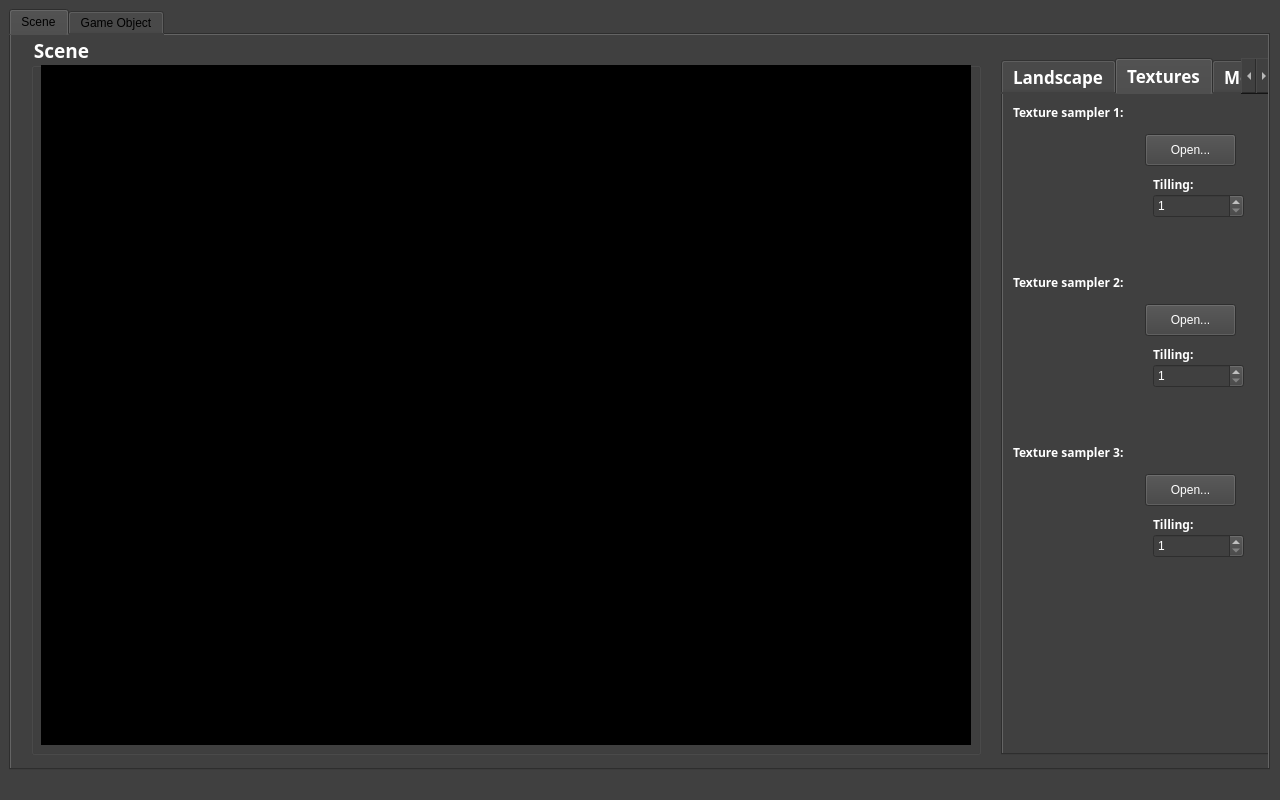
Qt form ie3D-EMap/Forms/CMainWindow.ui (codeoneclick/ie3D) before a commit.
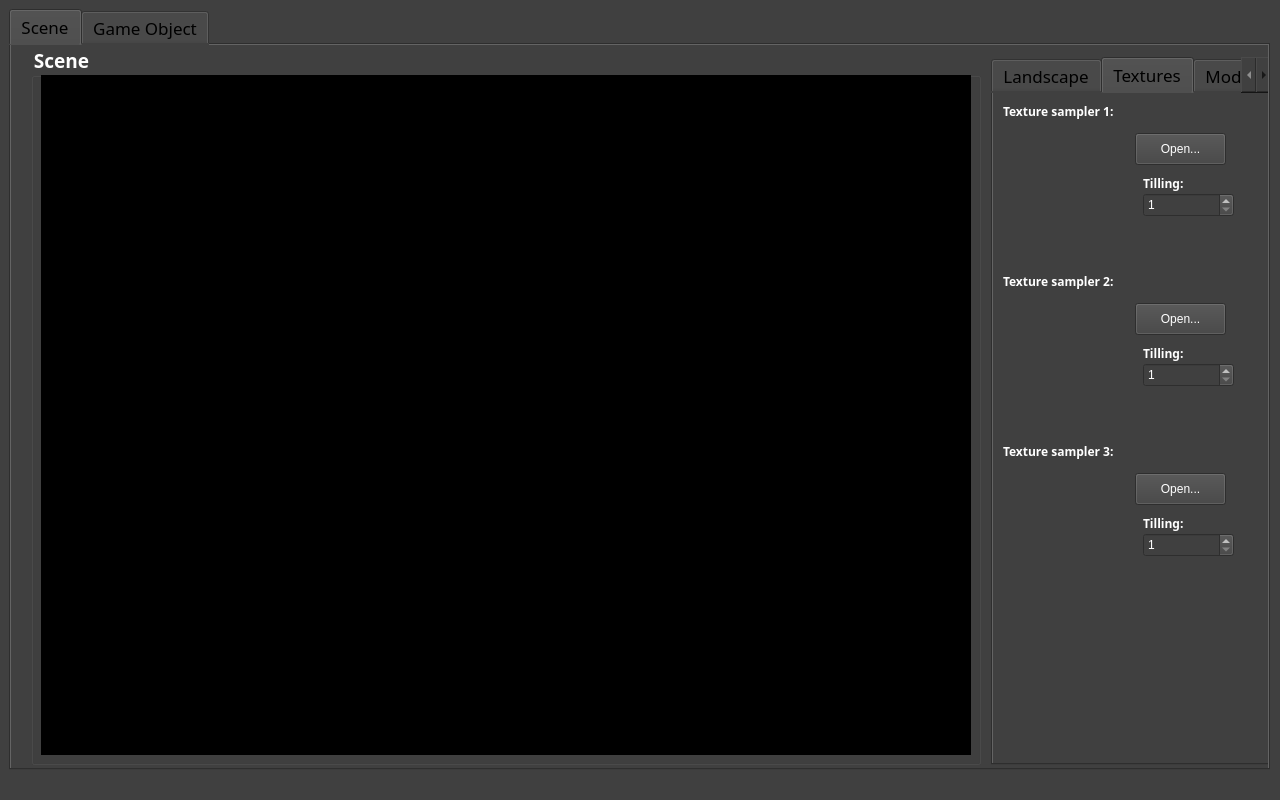
The same form after that commit. The open tabs and pages were chosen to show the change.

The edit to the form file:
```diff
--- a/ie3D-EMap/Forms/CMainWindow.ui
+++ b/ie3D-EMap/Forms/CMainWindow.ui
@@ -41,6 +41,14 @@
       <height>761</height>
      </rect>
     </property>
+    <property name="font">
+     <font>
+      <family>Menlo</family>
+      <pointsize>13</pointsize>
+      <weight>50</weight>
+      <bold>false</bold>
+     </font>
+    </property>
     <property name="currentIndex">
      <number>1</number>
     </property>
@@ -100,23 +108,22 @@
      <widget class="QTabWidget" name="m_landscapePropertiesTab">
       <property name="geometry">
        <rect>
-        <x>990</x>
-        <y>23</y>
-        <width>271</width>
-        <height>697</height>
+        <x>980</x>
+        <y>12</y>
+        <width>281</width>
+        <height>708</height>
        </rect>
       </property>
       <property name="font">
        <font>
         <family>Menlo</family>
         <pointsize>13</pointsize>
-        <weight>75</weight>
-        <bold>true</bold>
+        <weight>50</weight>
+        <bold>false</bold>
        </font>
       </property>
       <property name="styleSheet">
-       <string notr="true">color: rgb(255, 255, 255);
-background-color: rgb(64, 64, 64);</string>
+       <string notr="true">background-color: rgb(64, 64, 64);</string>
       </property>
       <property name="tabPosition">
        <enum>QTabWidget::North</enum>
@@ -608,6 +615,9 @@
           <height>32</height>
          </rect>
         </property>
+        <property name="styleSheet">
+         <string notr="true">color: rgb(255, 255, 255);</string>
+        </property>
         <property name="text">
          <string>Open...</string>
         </property>
@@ -628,6 +638,9 @@
           <bold>true</bold>
          </font>
         </property>
+        <property name="styleSheet">
+         <string notr="true">color: rgb(255, 255, 255);</string>
+        </property>
         <property name="text">
          <string>Texture sampler 1:</string>
         </property>
@@ -648,6 +661,9 @@
           <bold>true</bold>
          </font>
         </property>
+        <property name="styleSheet">
+         <string notr="true">color: rgb(255, 255, 255);</string>
+        </property>
         <property name="text">
          <string>Texture sampler 2:</string>
         </property>
@@ -661,6 +677,9 @@
           <height>32</height>
          </rect>
         </property>
+        <property name="styleSheet">
+         <string notr="true">color: rgb(255, 255, 255);</string>
+        </property>
         <property name="text">
          <string>Open...</string>
         </property>
@@ -681,6 +700,9 @@
           <bold>true</bold>
          </font>
         </property>
+        <property name="styleSheet">
+         <string notr="true">color: rgb(255, 255, 255);</string>
+        </property>
         <property name="text">
          <string>Texture sampler 3:</string>
         </property>
@@ -694,6 +716,9 @@
           <height>32</height>
          </rect>
         </property>
+        <property name="styleSheet">
+         <string notr="true">color: rgb(255, 255, 255);</string>
+        </property>
         <property name="text">
          <string>Open...</string>
         </property>
@@ -707,6 +732,9 @@
           <height>128</height>
          </rect>
         </property>
+        <property name="styleSheet">
+         <string notr="true">color: rgb(255, 255, 255);</string>
+        </property>
         <property name="text">
          <string/>
         </property>
@@ -720,6 +748,9 @@
           <height>128</height>
          </rect>
         </property>
+        <property name="styleSheet">
+         <string notr="true">color: rgb(255, 255, 255);</string>
+        </property>
         <property name="text">
          <string/>
         </property>
@@ -733,6 +764,9 @@
           <height>128</height>
          </rect>
         </property>
+        <property name="styleSheet">
+         <string notr="true">color: rgb(255, 255, 255);</string>
+        </property>
         <property name="text">
          <string/>
         </property>
@@ -746,6 +780,9 @@
           <height>24</height>
          </rect>
         </property>
+        <property name="styleSheet">
+         <string notr="true">color: rgb(255, 255, 255);</string>
+        </property>
         <property name="minimum">
          <number>1</number>
         </property>
@@ -769,6 +806,9 @@
           <bold>true</bold>
          </font>
         </property>
+        <property name="styleSheet">
+         <string notr="true">color: rgb(255, 255, 255);</string>
+        </property>
         <property name="text">
          <string>Tilling:</string>
         </property>
@@ -789,6 +829,9 @@
           <bold>true</bold>
          </font>
         </property>
+        <property name="styleSheet">
+         <string notr="true">color: rgb(255, 255, 255);</string>
+        </property>
         <property name="text">
          <string>Tilling:</string>
         </property>
@@ -802,6 +845,9 @@
           <height>24</height>
          </rect>
         </property>
+        <property name="styleSheet">
+         <string notr="true">color: rgb(255, 255, 255);</string>
+        </property>
         <property name="minimum">
          <number>1</number>
         </property>
@@ -825,6 +871,9 @@
           <bold>true</bold>
          </font>
         </property>
+        <property name="styleSheet">
+         <string notr="true">color: rgb(255, 255, 255);</string>
+        </property>
         <property name="text">
          <string>Tilling:</string>
         </property>
@@ -838,6 +887,9 @@
           <height>24</height>
          </rect>
         </property>
+        <property name="styleSheet">
+         <string notr="true">color: rgb(255, 255, 255);</string>
+        </property>
         <property name="minimum">
          <number>1</number>
         </property>
```
Left out of the diff: 10 changed lines with no effect on the pictures.
